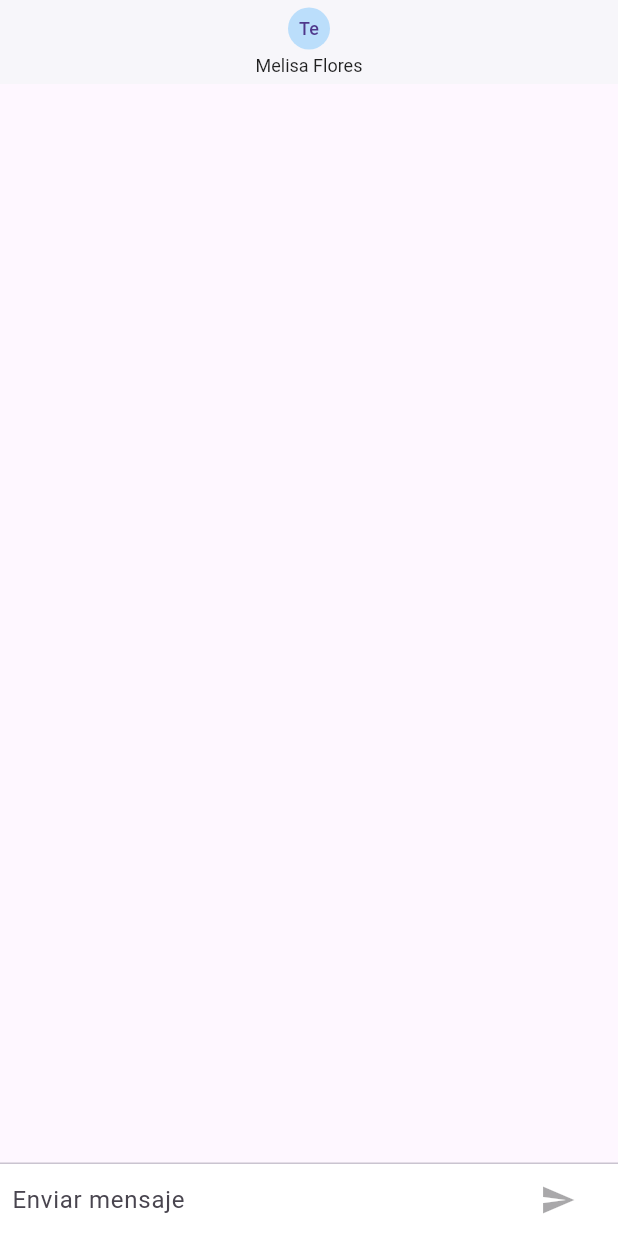
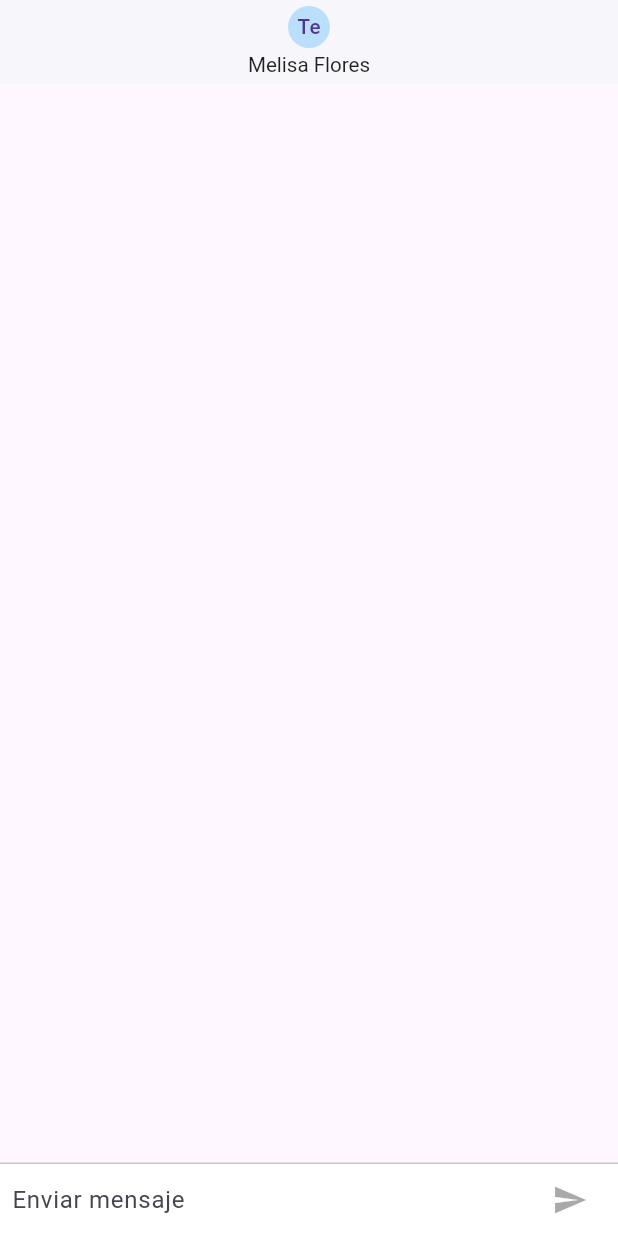
Before and after one commit to renmar1996/flutter-chat-app, a Flutter app: the screen it shows after launch, on a phone screen of 412 x 824 dp. Run offline on Flutter 3.47's test engine with Material 3 defaults, Android fonts, the phone set to English and light mode, and no system bars; our stand-ins replace pull_to_refresh.

Commit message:
cambios en responsive, fin sección 7

```diff
--- a/lib/pages/chat_page.dart
+++ b/lib/pages/chat_page.dart
@@ -21,17 +21,18 @@ final List<ChatMessage> _messages=[
 ];
   @override
   Widget build(BuildContext context) {
+    Size size=MediaQuery.of(context).size;
     return Scaffold(
       appBar: AppBar(
         backgroundColor: Colors.white,
         title: Column(children: [
           CircleAvatar(
-            child: Text('Te',style: TextStyle(fontSize: 12),),
+            child: Text('Te',style: TextStyle(fontSize: size.width/30),),
             backgroundColor: Colors.blue[100],
             maxRadius: 14,
           ),
           SizedBox(height: 3,),
-          Text('Melisa Flores',style: TextStyle(color: Colors.black87,fontSize: 12),)
+          Text('Melisa Flores',style: TextStyle(color: Colors.black87,fontSize: size.width/30),)
         ],),
         centerTitle: true,
         elevation: 1,
@@ -55,6 +56,7 @@ final List<ChatMessage> _messages=[
   }
 
   Widget _inputChat(){
+    Size size=MediaQuery.of(context).size;
 return SafeArea(child: Container(
   margin: EdgeInsets.symmetric(horizontal: 8),
   child: Row(children: [
@@ -77,11 +79,7 @@ return SafeArea(child: Container(
       focusNode: _focusNode,
     ),
     ),
-    Container(
-      margin: EdgeInsets.symmetric(horizontal: 4.0),
-    child: Container(
-      margin: EdgeInsets.symmetric(horizontal: 4.0),
-      child: IconTheme(
+    IconTheme(
       data: IconThemeData(
         color: Colors.blue[400]
       ),
@@ -94,8 +92,6 @@ return SafeArea(child: Container(
       icon: const Icon(Icons.send,)
       ),
     ),
-    ),
-    ),
   ],),
 ));
   }
@@ -105,7 +101,7 @@ return SafeArea(child: Container(
     log(texto);
     _textController.clear();
     _focusNode.requestFocus();
-    final newMessage=ChatMessage(texto: texto, uuid: '123',animationController: AnimationController(
+    final newMessage=ChatMessage(texto: texto, uuid: '1235',animationController: AnimationController(
       vsync: this,
       duration: Duration(milliseconds: 400)),);
     _messages.insert(0,newMessage);
```
Also changed, not shown: lib/widgets/chat_message.dart (+13 -10 lines). Lines whose indentation alone changed are shown as unchanged.
